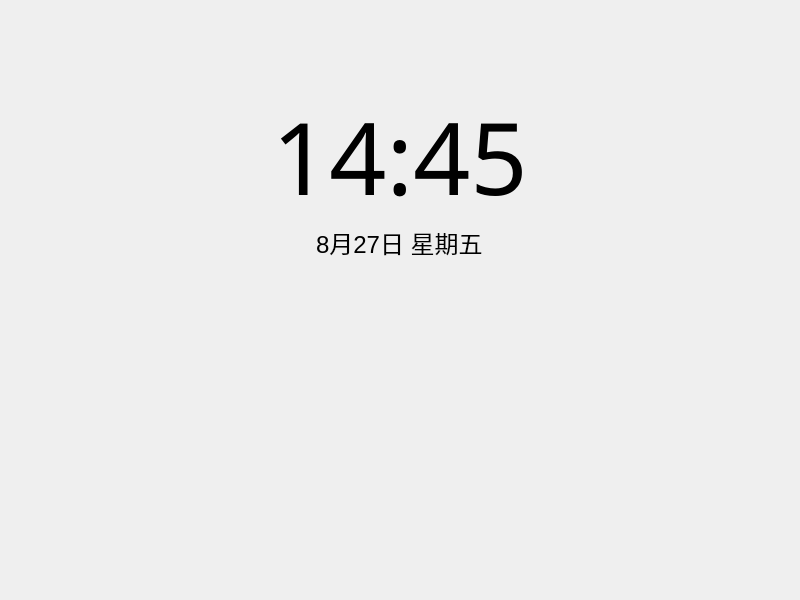
Above: src/screensaver/screensaver.ui from openeuler-mirror/kiran-screensaver before the change. Below: the same form after it.
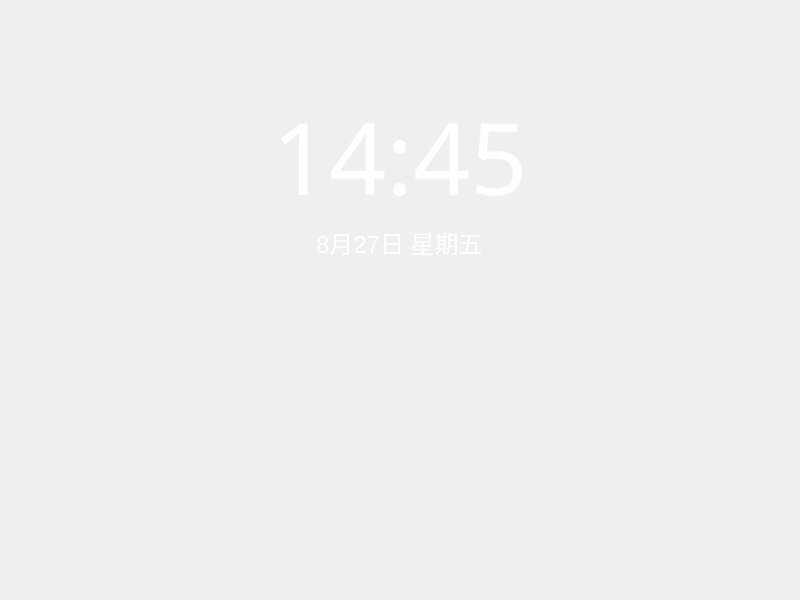
That is the form after the change.

Commit message:
fix(screensaver): set screensaver font color white
- 设置屏保字体颜色为白色

Closes #I5H9OR

Diff of the .ui file:
```diff
--- a/src/screensaver/screensaver.ui
+++ b/src/screensaver/screensaver.ui
@@ -50,6 +50,7 @@
         <string notr="true">QLabel{
 	font-family: &quot;Noto Sans CJK SC Light&quot;;
 	font-size: 100px;
+	color: #fefefe;
 }</string>
        </property>
        <property name="text">
@@ -66,6 +67,7 @@
         <string notr="true">QLabel{
 	font-family: &quot;Noto Sans CJK SC Light&quot;;
 	font-size: 24px;
+	color: #fefefe;
 }</string>
        </property>
        <property name="text">
```
Left out of the diff: 11 changed lines with no effect on the pictures. The commit also changes 1 other file.
